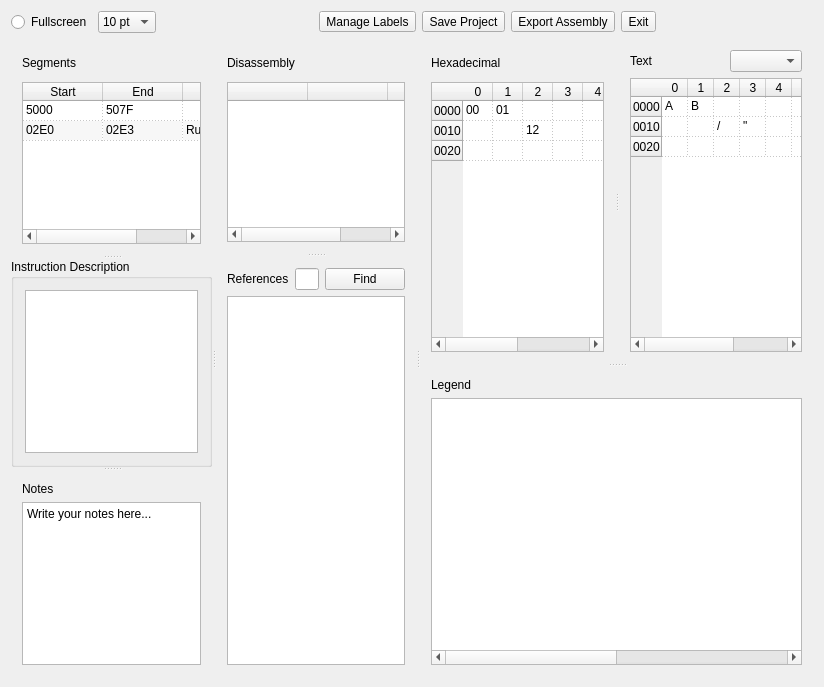
This is src/mainwindow.ui in ivop/frida as Qt 5 draws it before an edit. The edited form follows.
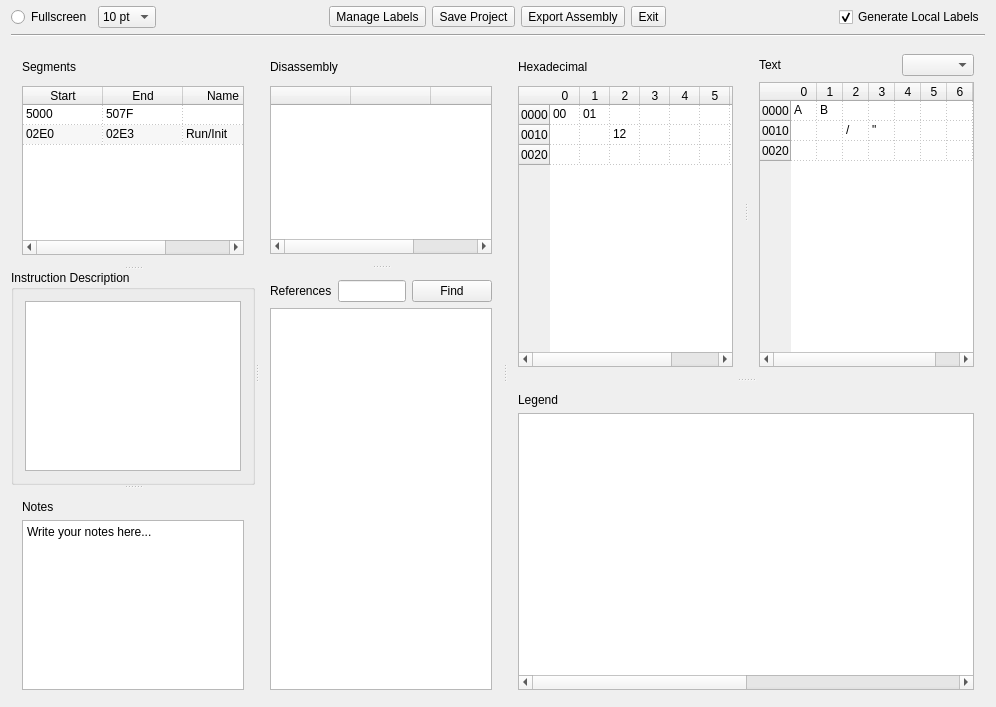
This is the edited form. Icons and pictures are not drawn.

Commit message: generate either local (to the current segment) or global labels

The edit to the form file:
```diff
--- a/src/mainwindow.ui
+++ b/src/mainwindow.ui
@@ -6,8 +6,8 @@
    <rect>
     <x>0</x>
     <y>0</y>
-    <width>824</width>
-    <height>687</height>
+    <width>996</width>
+    <height>707</height>
    </rect>
   </property>
   <property name="windowTitle">
@@ -21,6 +21,12 @@
     </sizepolicy>
    </property>
    <layout class="QVBoxLayout" name="verticalLayout">
+    <property name="topMargin">
+     <number>6</number>
+    </property>
+    <property name="bottomMargin">
+     <number>6</number>
+    </property>
     <item>
      <layout class="QHBoxLayout" name="horizontalLayout_5">
       <item>
@@ -165,8 +171,28 @@
         </property>
        </spacer>
       </item>
+      <item>
+       <widget class="QCheckBox" name="checkLocalLabels">
+        <property name="text">
+         <string>Generate Local Labels</string>
+        </property>
+        <property name="checked">
+         <bool>true</bool>
+        </property>
+       </widget>
+      </item>
      </layout>
     </item>
+    <item>
+     <widget class="Line" name="line">
+      <property name="frameShadow">
+       <enum>QFrame::Sunken</enum>
+      </property>
+      <property name="orientation">
+       <enum>Qt::Horizontal</enum>
+      </property>
+     </widget>
+    </item>
     <item>
      <widget class="QSplitter" name="splitterMain">
       <property name="orientation">
```
Left out of the diff: 2 changed lines with no effect on the pictures. The commit also changes 8 other files.
